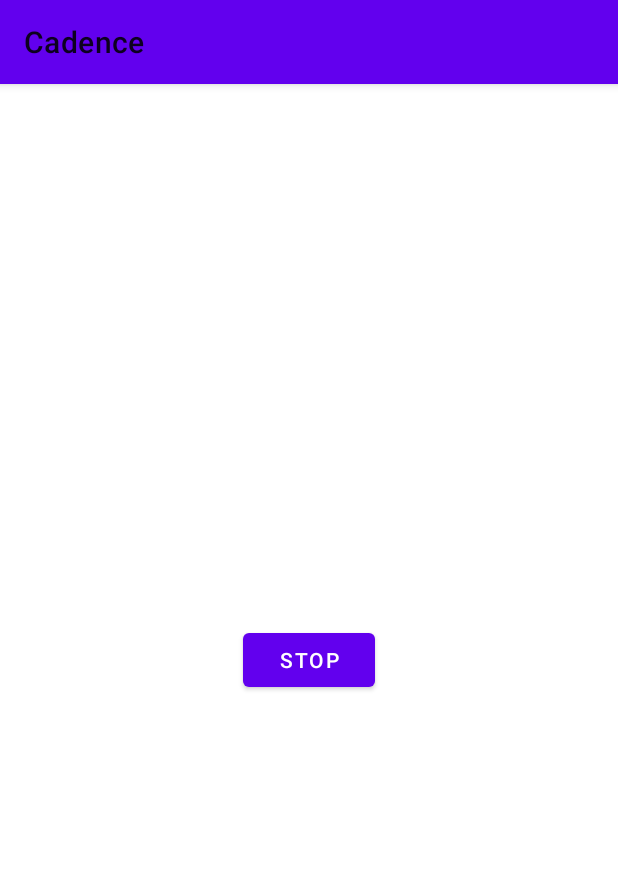
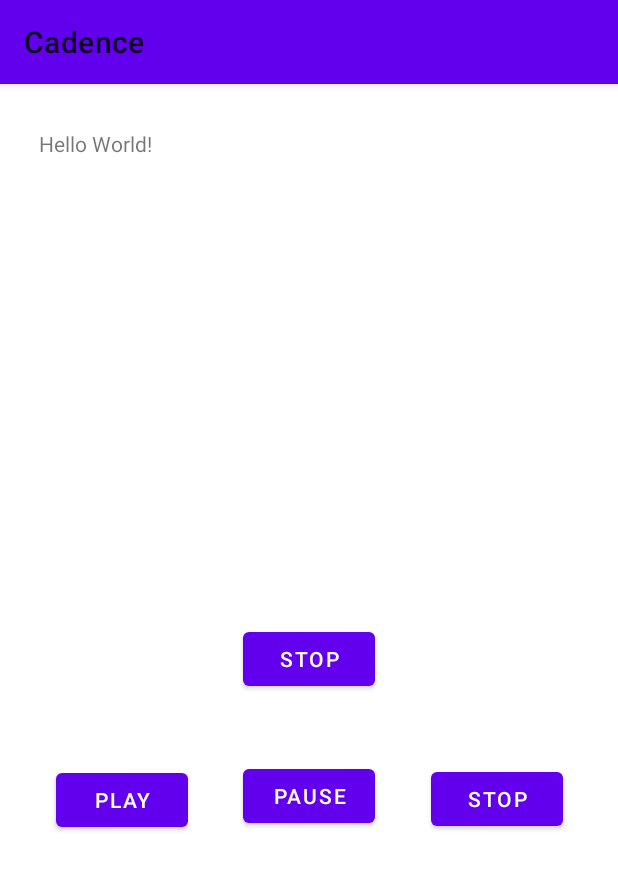
Before and after one commit to JasonChong96/Cadence, an Android app: the screen it shows after launch (MainActivity), on a phone screen of 412 x 824 dp. Shown: the top 870 px of the screen. Run offline under Robolectric (Android 15) with nearby library versions, the phone set to English and light mode, and no system bars.

Commit message:
Initial Music Player

```diff
--- a/app/src/main/AndroidManifest.xml
+++ b/app/src/main/AndroidManifest.xml
@@ -14,7 +14,8 @@
             android:enabled="true"
             android:exported="true" />
 
-        <activity android:name=".MainActivity">
+        <activity android:name=".MainActivity"
+            android:configChanges="orientation">
             <intent-filter>
                 <action android:name="android.intent.action.MAIN" />
 
--- a/app/src/main/java/com/cs4347/cadence/MainActivity.kt
+++ b/app/src/main/java/com/cs4347/cadence/MainActivity.kt
@@ -4,13 +4,22 @@ import android.content.Intent
 import android.os.Bundle
 import android.view.View
 import android.widget.Button
+import android.widget.ScrollView
+import android.widget.TextView
 import androidx.appcompat.app.AppCompatActivity
+import com.cs4347.cadence.musicPlayer.MediaPlayerHolder
+import com.cs4347.cadence.musicPlayer.PlaybackInfoListener
 import java.util.concurrent.Semaphore
 
 
 class MainActivity : AppCompatActivity() {
     var isStarted = false
     var toggleSemaphore = Semaphore(1)
+
+    private val MEDIA_RES_ID = R.raw.song
+    private lateinit var mPlayerAdapter : MediaPlayerHolder
+    lateinit var mTextDebug: TextView
+//    private lateinit var mScrollContainer: ScrollView
 
     override fun onCreate(savedInstanceState: Bundle?) {
         super.onCreate(savedInstanceState)
@@ -21,6 +30,23 @@ class MainActivity : AppCompatActivity() {
         val button = findViewById<Button>(R.id.button2)
         isStarted = true
         button.text = "Stop"
+        initializeUI()
+//        initializeSeekbar();
+        initializePlaybackController()
+    }
+
+    override fun onStart() {
+        super.onStart()
+        mPlayerAdapter.loadMedia(MEDIA_RES_ID)
+    }
+
+    override fun onStop() {
+        super.onStop()
+        if (isChangingConfigurations && mPlayerAdapter.isPlaying) {
+
+        } else {
+            mPlayerAdapter.release()
+        }
     }
 
     fun toggleCounting(view: View) {
@@ -50,4 +76,61 @@ class MainActivity : AppCompatActivity() {
         isStarted = false
         button.text = "Start"
     }
+
+    private fun initializeUI(){
+        mTextDebug = findViewById<TextView>(R.id.textView)
+
+        val mPlayButton = findViewById<Button>(R.id.play_button)
+        mPlayButton.text = "Play"
+
+        val mPauseButton = findViewById<Button>(R.id.pause_button)
+        mPauseButton.text = "Pause"
+
+        val mResetButton = findViewById<Button>(R.id.reset_button)
+        mResetButton.text = "Stop"
+
+        mPlayButton.setOnClickListener  { mPlayerAdapter.play() }
+        mPauseButton.setOnClickListener { mPlayerAdapter.pause() }
+        mResetButton.setOnClickListener { mPlayerAdapter.reset() }
+
+    }
+
+    private fun initializePlaybackController() {
+        val mMediaPlayerHolder = MediaPlayerHolder(this)
+        mMediaPlayerHolder.setPlaybackInfoListener(PlaybackListener())
+        mPlayerAdapter = mMediaPlayerHolder
+    }
+
+    class PlaybackListener : PlaybackInfoListener() {
+        fun onDurationChanged(duration: Int) {
+
+        }
+
+        fun onPositionChanged(position: Int) {
+//            if (!mUserIsSeeking) {
+//                mSeekbarAudio.setProgress(position, true)
+//                Log.d(
+//                    FragmentActivity.TAG,
+//                    String.format("setPlaybackPosition: setProgress(%d)", position)
+//                )
+//            }
+        }
+
+//        fun onStateChanged(@State state: Int) {
+////            val stateToString = convertStateToString(state)
+////            onLogUpdated(String.format("onStateChanged(%s)", stateToString))
+//        }
+
+        fun onPlaybackCompleted() {}
+
+//        fun onLogUpdated(message: String?) {
+//            if (mTextDebug != null) {
+//                mTextDebug.append(message)
+//                mTextDebug.append("\n")
+//                // Moves the scrollContainer focus to the end.
+//                mScrollContainer.post(
+//                    Runnable { mScrollContainer.fullScroll(ScrollView.FOCUS_DOWN) })
+//            }
+//        }
+    }
 }
--- /dev/null
+++ b/app/src/main/java/com/cs4347/cadence/musicPlayer/MediaPlayerHolder.java
@@ -0,0 +1,201 @@
+package com.cs4347.cadence.musicPlayer;
+
+import android.content.Context;
+import android.content.res.AssetFileDescriptor;
+import android.drm.DrmStore;
+import android.media.MediaPlayer;
+
+import com.cs4347.cadence.MainActivity;
+
+import java.util.concurrent.Executors;
+import java.util.concurrent.ScheduledExecutorService;
+import java.util.concurrent.TimeUnit;
+
+public class MediaPlayerHolder implements PlayerAdapter{
+
+    private static final int PLAYBACK_POSITION_REFRESH_INTERVAL_MS = 1000;
+
+    private final Context mContext;
+    private MediaPlayer mMediaPlayer;
+    private int mResourceId;
+    private PlaybackInfoListener mPlaybackInfoListener;
+    private ScheduledExecutorService mExecutor;
+    private Runnable mSeekbarPositionUpdateTask;
+
+    public MediaPlayerHolder(Context context) {
+        mContext = context.getApplicationContext();
+    }
+
+
+    /**
+     * Once the {@link MediaPlayer} is released, it can't be used again, and another one has to be
+     * created. In the onStop() method of the {@link MainActivity} the {@link MediaPlayer} is
+     * released. Then in the onStart() of the {@link MainActivity} a new {@link MediaPlayer}
+     * object has to be created. That's why this method is private, and called by load(int) and
+     * not the constructor.
+     */
+    private void initializeMediaPlayer() {
+        if (mMediaPlayer == null) {
+            mMediaPlayer = new MediaPlayer();
+            mMediaPlayer.setOnCompletionListener(new MediaPlayer.OnCompletionListener() {
+               @Override
+               public void onCompletion(MediaPlayer mediaPlayer) {
+                   stopUpdatingCallbackWithPosition(true);
+//                   logToUI("MediaPlayer playback completed");
+                   if (mPlaybackInfoListener != null) {
+                       mPlaybackInfoListener.onStateChanged(PlaybackInfoListener.State.COMPLETED);
+                       mPlaybackInfoListener.onPlaybackCompleted();
+                   }
+               }
+            });
+        }
+    }
+
+    public void setPlaybackInfoListener(PlaybackInfoListener listener) {
+        mPlaybackInfoListener = listener;
+    }
+
+    @Override
+    public void loadMedia(int resourceId) {
+        mResourceId = resourceId;
+
+        initializeMediaPlayer();
+
+        AssetFileDescriptor assetFileDescriptor = mContext.getResources().openRawResourceFd(mResourceId);
+
+        try {
+            mMediaPlayer.setDataSource(assetFileDescriptor);
+        } catch (Exception e) {
+            logToUI("Failed to load file");
+        }
+
+        try {
+            mMediaPlayer.prepare();
+        } catch (Exception e) {
+            logToUI("Failed to prepare file");
+        }
+        initializeProgressCallback();
+    }
+
+    @Override
+    public void release() {
+        if (mMediaPlayer != null) {
+            logToUI("release() and mMediaPlayer = null");
+            mMediaPlayer.release();
+            mMediaPlayer = null;
+        }
+    }
+
+    @Override
+    public boolean isPlaying() {
+        if (mMediaPlayer != null) {
+            return mMediaPlayer.isPlaying();
+        }
+        return false;
+    }
+
+    @Override
+    public void play() {
+        if (mMediaPlayer != null && !mMediaPlayer.isPlaying()) {
+            logToUI(String.format("playbackStart() %s",
+                    mContext.getResources().getResourceEntryName(mResourceId)));
+            mMediaPlayer.start();
+            if (mPlaybackInfoListener != null) {
+                mPlaybackInfoListener.onStateChanged(PlaybackInfoListener.State.PLAYING);
+            }
+            startUpdatingCallbackWithPosition();
+        }
+    }
+
+    @Override
+    public void reset() {
+        if (mMediaPlayer != null) {
+            logToUI("playbackReset()");
+            mMediaPlayer.reset();
+            loadMedia(mResourceId);
+            if (mPlaybackInfoListener != null) {
+                mPlaybackInfoListener.onStateChanged(PlaybackInfoListener.State.RESET);
+            }
+            stopUpdatingCallbackWithPosition(true);
+        }
+    }
+
+    @Override
+    public void pause() {
+        if (mMediaPlayer != null && mMediaPlayer.isPlaying()) {
+            mMediaPlayer.pause();
+            if (mPlaybackInfoListener != null) {
+                mPlaybackInfoListener.onStateChanged(PlaybackInfoListener.State.PAUSED);
+            }
+            logToUI("playbackPause()");
+        }
+    }
+
+    @Override
+    public void seekTo(int position) {
+        if (mMediaPlayer != null) {
+//            logToUI(String.format("seekTo() %d ms", position));
+            mMediaPlayer.seekTo(position);
+        }
+    }
+
+    /**
+     * Syncs the mMediaPlayer position with mPlaybackProgressCallback via recurring task.
+     */
+    private void startUpdatingCallbackWithPosition() {
+        if (mExecutor == null) {
+            mExecutor = Executors.newSingleThreadScheduledExecutor();
+        }
+
+        if (mSeekbarPositionUpdateTask == null) {
+            mSeekbarPositionUpdateTask = new Runnable() {
+                @Override
+                public void run() {
+                    updateProgressCallbackTask();
+                }
+            };
+        }
+
+        mExecutor.scheduleAtFixedRate(
+                mSeekbarPositionUpdateTask,
+                0,
+                PLAYBACK_POSITION_REFRESH_INTERVAL_MS,
+                TimeUnit.MILLISECONDS
+        );
+    }
+
+    private void stopUpdatingCallbackWithPosition(boolean resetUIPlaybackPosition) {
+        if (mExecutor != null) {
+            mExecutor.shutdownNow();
+            mExecutor = null;
+            mSeekbarPositionUpdateTask = null;
+            if (resetUIPlaybackPosition && mPlaybackInfoListener != null) {
+                mPlaybackInfoListener.onPositionChanged((0));
+            }
+        }
+    }
+
+    private void updateProgressCallbackTask() {
+        if (mMediaPlayer != null && mMediaPlayer.isPlaying()) {
+            int currentPosition = mMediaPlayer.getCurrentPosition();
+            if (mPlaybackInfoListener != null) {
+                mPlaybackInfoListener.onPositionChanged(currentPosition);
+            }
+        }
+    }
+
+    @Override
+    public void initializeProgressCallback() {
+        final int duration = mMediaPlayer.getDuration();
+        if (mPlaybackInfoListener != null) {
+            mPlaybackInfoListener.onDurationChanged(duration);
+            mPlaybackInfoListener.onPositionChanged(0);
+        }
+    }
+
+    private void logToUI(String message) {
+//        if (mPlaybackInfoListener != null) {
+//            mPlaybackInfoListener.onLogUpdated(message);
+//        }
+    }
+}
--- /dev/null
+++ b/app/src/main/java/com/cs4347/cadence/musicPlayer/PlaybackInfoListener.java
@@ -0,0 +1,65 @@
+package com.cs4347.cadence.musicPlayer;
+
+//import android.support.annotation.IntDef;
+
+import com.cs4347.cadence.MainActivity;
+
+import java.lang.annotation.Retention;
+import java.lang.annotation.RetentionPolicy;
+
+/**
+ * Allows {@link MediaPlayerHolder} to report media playback duration and progress updates to
+ * the {@link MainActivity}.
+ */
+public abstract class PlaybackInfoListener {
+
+//    @IntDef({State.INVALID, State.PLAYING, State.PAUSED, State.RESET, State.COMPLETED})
+    @Retention(RetentionPolicy.SOURCE)
+    @interface State {
+
+        int INVALID = -1;
+        int PLAYING = 0;
+        int PAUSED = 1;
+        int RESET = 2;
+        int COMPLETED = 3;
+    }
+
+    public static String convertStateToString(@State int state) {
+        String stateString;
+        switch (state) {
+            case State.COMPLETED:
+                stateString = "COMPLETED";
+                break;
+            case State.INVALID:
+                stateString = "INVALID";
+                break;
+            case State.PAUSED:
+                stateString = "PAUSED";
+                break;
+            case State.PLAYING:
+                stateString = "PLAYING";
+                break;
+            case State.RESET:
+                stateString = "RESET";
+                break;
+            default:
+                stateString = "N/A";
+        }
+        return stateString;
+    }
+
+    void onLogUpdated(String formattedMessage) {
+    }
+
+    void onDurationChanged(int duration) {
+    }
+
+    void onPositionChanged(int position) {
+    }
+
+    void onStateChanged(@State int state) {
+    }
+
+    void onPlaybackCompleted() {
+    }
+}
--- /dev/null
+++ b/app/src/main/java/com/cs4347/cadence/musicPlayer/PlayerAdapter.java
@@ -0,0 +1,25 @@
+package com.cs4347.cadence.musicPlayer;
+
+import com.cs4347.cadence.MainActivity;
+
+/**
+ * Allows {@link MainActivity} to control media playback of {@link MediaPlayerHolder}.
+ */
+public interface PlayerAdapter {
+
+    void loadMedia(int resourceId);
+
+    void release();
+
+    boolean isPlaying();
+
+    void play();
+
+    void reset();
+
+    void pause();
+
+    void initializeProgressCallback();
+
+    void seekTo(int position);
+}
--- a/app/src/main/res/layout/activity_main.xml
+++ b/app/src/main/res/layout/activity_main.xml
@@ -12,9 +12,11 @@
         android:layout_height="wrap_content"
         android:text="Hello World!"
         app:layout_constraintBottom_toBottomOf="parent"
+        app:layout_constraintHorizontal_bias="0.077"
         app:layout_constraintLeft_toLeftOf="parent"
         app:layout_constraintRight_toRightOf="parent"
-        app:layout_constraintTop_toTopOf="parent" />
+        app:layout_constraintTop_toTopOf="parent"
+        app:layout_constraintVertical_bias="0.04" />
 
     <Button
         android:id="@+id/button2"
@@ -24,7 +26,43 @@
         android:text="@string/button"
         app:layout_constraintBottom_toBottomOf="parent"
         app:layout_constraintEnd_toEndOf="parent"
+        app:layout_constraintHorizontal_bias="0.501"
         app:layout_constraintStart_toStartOf="parent"
-        app:layout_constraintTop_toTopOf="parent" />
+        app:layout_constraintTop_toTopOf="parent"
+        app:layout_constraintVertical_bias="0.499" />
+
+    <Button
+        android:id="@+id/play_button"
+        android:layout_width="wrap_content"
+        android:layout_height="wrap_content"
+        android:text="@string/button"
+        app:layout_constraintBottom_toBottomOf="parent"
+        app:layout_constraintEnd_toStartOf="@+id/pause_button"
+        app:layout_constraintHorizontal_bias="0.58"
+        app:layout_constraintStart_toStartOf="parent"
+        app:layout_constraintTop_toTopOf="parent"
+        app:layout_constraintVertical_bias="0.63" />
+
+    <Button
+        android:id="@+id/pause_button"
+        android:layout_width="88dp"
+        android:layout_height="wrap_content"
+        android:text="@string/button"
+        app:layout_constraintBottom_toBottomOf="parent"
+        app:layout_constraintEnd_toStartOf="@+id/reset_button"
+        app:layout_constraintStart_toEndOf="@+id/play_button"
+        app:layout_constraintTop_toBottomOf="@+id/button2"
+        app:layout_constraintVertical_bias="0.139" />
+
+    <Button
+        android:id="@+id/reset_button"
+        android:layout_width="wrap_content"
+        android:layout_height="wrap_content"
+        android:text="@string/button"
+        app:layout_constraintBottom_toBottomOf="parent"
+        app:layout_constraintEnd_toEndOf="parent"
+        app:layout_constraintStart_toEndOf="@+id/pause_button"
+        app:layout_constraintTop_toTopOf="parent"
+        app:layout_constraintVertical_bias="0.629" />
 
 </androidx.constraintlayout.widget.ConstraintLayout>
```
Also changed, not shown: 1 other file.
